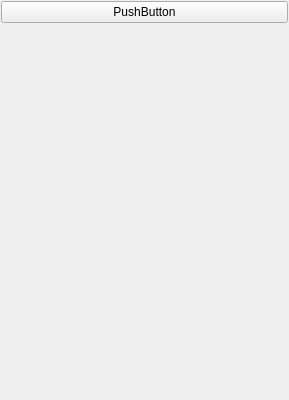
Old version of the form hBBr/Editor/ToolPage.ui in the repository hbbwang/HBBr.
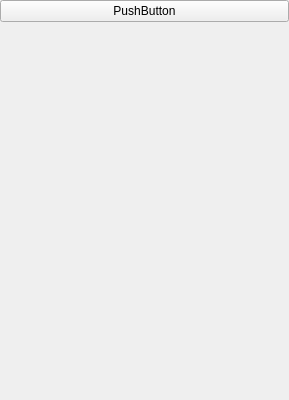
New version of the form.

The edit to the form file:
```diff
--- a/hBBr/Editor/ToolPage.ui
+++ b/hBBr/Editor/ToolPage.ui
@@ -15,19 +15,19 @@
   </property>
   <layout class="QVBoxLayout" name="verticalLayoutContent1">
    <property name="spacing">
-    <number>1</number>
+    <number>0</number>
    </property>
    <property name="leftMargin">
-    <number>1</number>
+    <number>0</number>
    </property>
    <property name="topMargin">
-    <number>1</number>
+    <number>0</number>
    </property>
    <property name="rightMargin">
-    <number>1</number>
+    <number>0</number>
    </property>
    <property name="bottomMargin">
-    <number>1</number>
+    <number>0</number>
    </property>
    <item>
     <widget class="QPushButton" name="pushButtonFold">
@@ -40,19 +40,19 @@
     <widget class="QWidget" name="widgetContent" native="true">
      <layout class="QVBoxLayout" name="verticalLayoutContent">
       <property name="spacing">
-       <number>1</number>
+       <number>0</number>
       </property>
       <property name="leftMargin">
-       <number>1</number>
+       <number>0</number>
       </property>
       <property name="topMargin">
-       <number>1</number>
+       <number>0</number>
       </property>
       <property name="rightMargin">
-       <number>1</number>
+       <number>0</number>
       </property>
       <property name="bottomMargin">
-       <number>1</number>
+       <number>0</number>
       </property>
      </layout>
     </widget>
```
